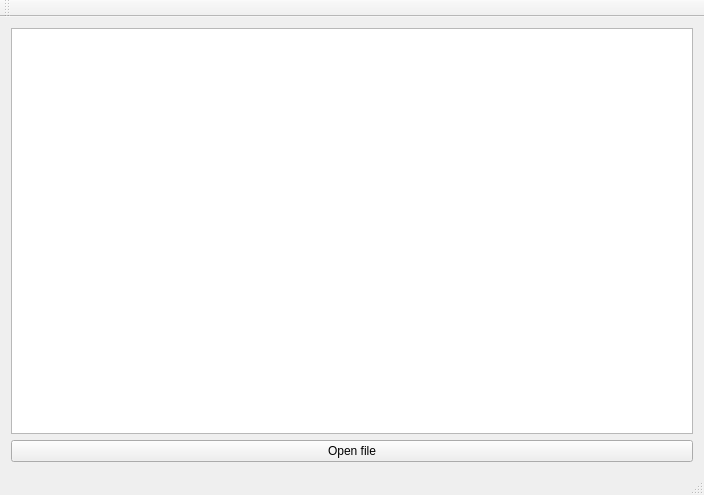
The window that etapa1/mainwindow.ui (Burinson/Circle-detection) describes before a commit, drawn with Qt 5.
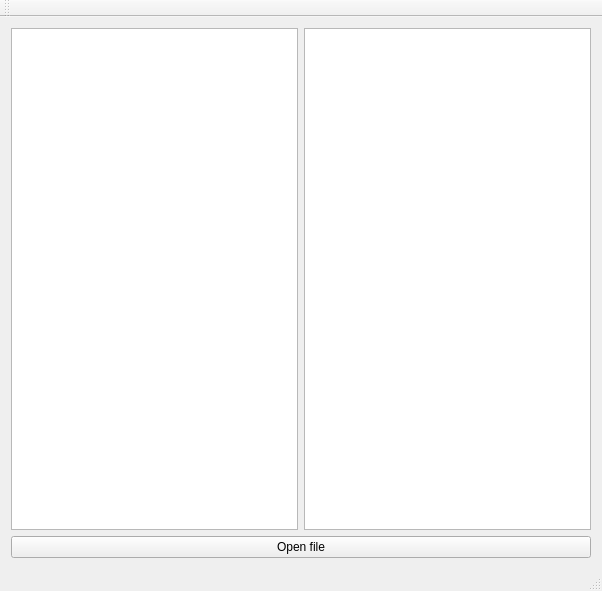
The same window after the commit.

The edit to the form file:
```diff
--- a/etapa1/mainwindow.ui
+++ b/etapa1/mainwindow.ui
@@ -6,8 +6,8 @@
    <rect>
     <x>0</x>
     <y>0</y>
-    <width>704</width>
-    <height>495</height>
+    <width>602</width>
+    <height>591</height>
    </rect>
   </property>
   <property name="windowTitle">
@@ -18,7 +18,10 @@
     <item row="0" column="0">
      <widget class="QGraphicsView" name="graphicsView"/>
     </item>
-    <item row="1" column="0">
+    <item row="0" column="1">
+     <widget class="QGraphicsView" name="graphicsViewResult"/>
+    </item>
+    <item row="1" column="0" colspan="2">
      <widget class="QPushButton" name="openFile">
       <property name="text">
        <string>Open file</string>
```
Left out of the diff: 4 changed lines with no effect on the pictures.
